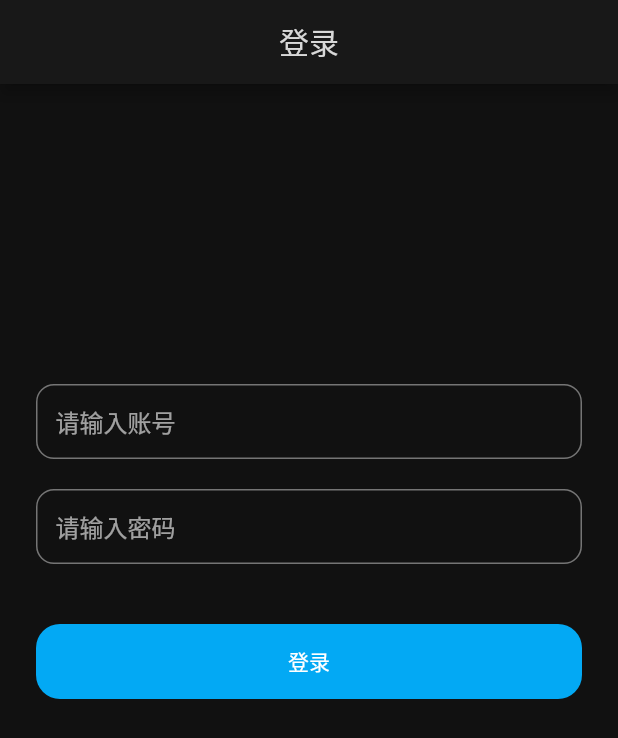
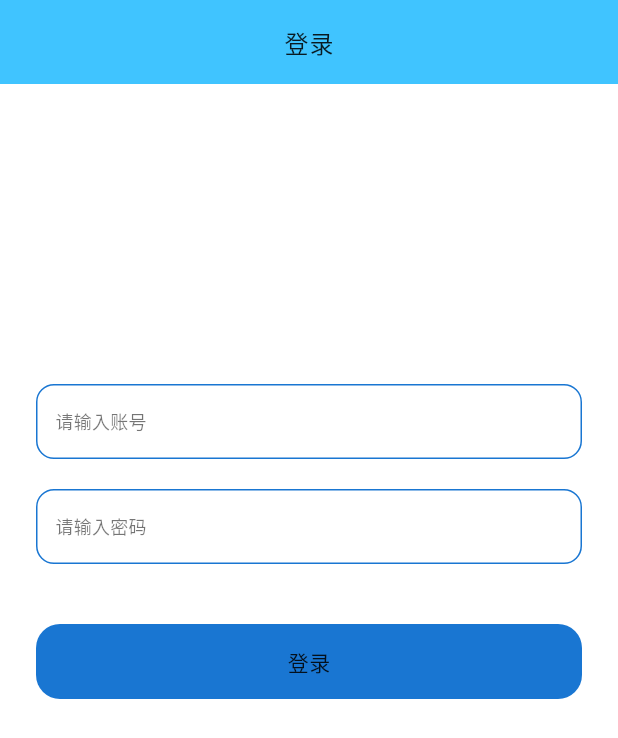
Before and after one commit to fansangg/speeder_sign-in_flutter, a Flutter app: the screen it shows after launch, on a phone screen of 412 x 824 dp. Shown: the top 738 px of the screen. Run offline on Flutter 3.47's test engine with Material 2 defaults, Android fonts, the phone set to English and light mode, and no system bars; our stand-ins replace cookie_jar, dio, dio_cookie_manager, drift, fluttertoast, get and 2 more; accounts and stored records are empty; generated files the repository leaves out were written again.

Commit message:
主题颜色

```diff
--- a/lib/login/view.dart
+++ b/lib/login/view.dart
@@ -11,13 +11,13 @@ class LoginPage extends StatelessWidget {
   @override
   Widget build(BuildContext context) {
     return Scaffold(
-      backgroundColor: const Color(0xff111111),
+      backgroundColor: Theme.of(Get.context!).scaffoldBackgroundColor,
       appBar: AppBar(
-        title: const Text(
+        title: Text(
           '登录',
-          style: TextStyle(color: Color(0xffd8d8d8)),
+          style: Theme.of(Get.context!).textTheme.bodyLarge?.copyWith(fontWeight: FontWeight.w500),
         ),
-        backgroundColor: const Color(0xff181818),
+        backgroundColor: Theme.of(Get.context!).primaryColor,
         centerTitle: true,
       ),
       body: WillPopScope(
@@ -57,17 +57,17 @@ class LoginPage extends StatelessWidget {
       margin: const EdgeInsets.symmetric(horizontal: 24),
       decoration: BoxDecoration(
         borderRadius: BorderRadius.circular(12),
-        border: Border.all(color: Colors.grey.withAlpha(180)),
+        border: Border.all(color: Theme.of(Get.context!).primaryColorDark),
       ),
       child: TextField(
         controller: accountController,
-        decoration: const InputDecoration(
+        decoration: InputDecoration(
           hintText: "请输入账号",
-          hintStyle: TextStyle(color: Colors.white60),
-          contentPadding: EdgeInsets.symmetric(horizontal: 12),
+          hintStyle: Theme.of(Get.context!).textTheme.titleMedium,
+          contentPadding: const EdgeInsets.symmetric(horizontal: 12),
           border: InputBorder.none,
         ),
-        style: const TextStyle(color: Colors.white70),
+        style: Theme.of(Get.context!).textTheme.bodyMedium,
         maxLines: 1,
         onChanged: (_) {
           logic.account = _;
@@ -82,18 +82,18 @@ class LoginPage extends StatelessWidget {
       margin: const EdgeInsets.symmetric(horizontal: 24),
       decoration: BoxDecoration(
         borderRadius: BorderRadius.circular(12),
-        border: Border.all(color: Colors.grey.withAlpha(180)),
+        border: Border.all(color: Theme.of(Get.context!).primaryColorDark),
       ),
       child: TextField(
         controller: pswController,
-        decoration: const InputDecoration(
+        decoration: InputDecoration(
           hintText: "请输入密码",
-          hintStyle: TextStyle(color: Colors.white60),
-          contentPadding: EdgeInsets.symmetric(horizontal: 12),
+          hintStyle: Theme.of(Get.context!).textTheme.titleMedium,
+          contentPadding: const EdgeInsets.symmetric(horizontal: 12),
           border: InputBorder.none,
         ),
         obscureText: true,
-        style: const TextStyle(color: Colors.white70),
+        style: Theme.of(Get.context!).textTheme.bodyMedium,
         maxLines: 1,
         onChanged: (_) {
           logic.psw = _;
@@ -110,11 +110,11 @@ class LoginPage extends StatelessWidget {
       child: Container(
         height: 50,
         margin: const EdgeInsets.symmetric(horizontal: 24),
-        decoration: BoxDecoration(color: Colors.lightBlue, borderRadius: BorderRadius.circular(16)),
-        child: const Center(
+        decoration: BoxDecoration(color: Theme.of(Get.context!).primaryColorDark, borderRadius: BorderRadius.circular(16)),
+        child: Center(
           child: Text(
             "登录",
-            style: TextStyle(color: Colors.white),
+            style: Theme.of(Get.context!).textTheme.bodyMedium,
           ),
         ),
       ),
--- a/lib/main.dart
+++ b/lib/main.dart
@@ -14,6 +14,7 @@ import 'package:speeder_sign_flutter/db/speeder_datebase.dart';
 import 'package:speeder_sign_flutter/home/sigin_state.dart';
 import 'package:speeder_sign_flutter/http/http.dart';
 import 'package:speeder_sign_flutter/route/route_config.dart';
+import 'package:speeder_sign_flutter/theme/my_theme.dart';
 
 void main() async {
   await GetStorage.init();
@@ -34,11 +35,8 @@ class MyApp extends StatelessWidget {
     return GetMaterialApp(
       title: 'sign',
       themeMode: ThemeMode.system,
-      theme: ThemeData(
-        colorScheme: ColorScheme.fromSeed(seedColor: Colors.lightBlue),
-        useMaterial3: false,
-      ),
-      darkTheme: ThemeData.dark(useMaterial3: true),
+      theme: MyTheme.norTheme,
+      darkTheme: MyTheme.dart,
       initialRoute: GetStorage().read<bool>("isLogin") ?? false ? MyRouteConfig.home : MyRouteConfig.login,
       getPages: MyRouteConfig.routes,
     );
--- /dev/null
+++ b/lib/theme/my_theme.dart
@@ -0,0 +1,47 @@
+//ignore_for_file: prefer_const_constructors, depend_on_referenced_packages,avoid_print
+
+import 'package:flutter/material.dart';
+
+///@author  fansan
+///@version 2023/10/30
+///@des     my_theme
+
+class MyTheme {
+  static const double smallFont = 12;
+  static const double middleFont = 14;
+  static const double largeFont = 16;
+
+  static final ThemeData norTheme = ThemeData(
+    useMaterial3: true,
+    primaryColor: Colors.lightBlueAccent,
+    scaffoldBackgroundColor: Colors.white,
+    cardColor: Colors.white70,
+    primaryColorDark: Colors.blue[700],
+    dividerColor: Colors.black,
+    colorScheme: ColorScheme.fromSeed(seedColor: Colors.lightBlueAccent),
+    textTheme: TextTheme(
+      bodySmall: TextStyle(fontSize: smallFont, color: Colors.black87),
+      bodyMedium: TextStyle(fontSize: middleFont, color: Colors.black87),
+      bodyLarge: TextStyle(fontSize: largeFont, color: Colors.black87),
+      labelLarge: TextStyle(fontSize: largeFont, color: Colors.black45),
+      titleMedium: TextStyle(fontSize: smallFont,color: Colors.black54)
+    ),
+  );
+
+  static final ThemeData dart = ThemeData(
+    useMaterial3: true,
+    primaryColor: Color(0xff333333),
+    scaffoldBackgroundColor: Colors.black,
+    cardColor: Color(0xff252525),
+    primaryColorDark: Colors.blueGrey[600],
+    dividerColor: Colors.white,
+    colorScheme: ColorScheme.fromSeed(seedColor: Colors.black),
+    textTheme: TextTheme(
+      bodySmall: TextStyle(fontSize: smallFont, color: Colors.white70),
+      bodyMedium: TextStyle(fontSize: middleFont, color: Colors.white70),
+      bodyLarge: TextStyle(fontSize: largeFont, color: Colors.white70),
+      labelLarge: TextStyle(fontSize: largeFont, color: Colors.white),
+      titleMedium: TextStyle(fontSize: middleFont,color: Colors.white54),
+    ),
+  );
+}
```
Also changed, not shown: lib/history/info_history_pgae/view.dart (+10 -10 lines), lib/history/log_history_page/view.dart (+4 -4 lines), lib/history/view.dart (+4 -4 lines), lib/home/logic.dart (+14 -3 lines), lib/home/view.dart (+17 -21 lines), lib/login/logic.dart (+5 -3 lines).
